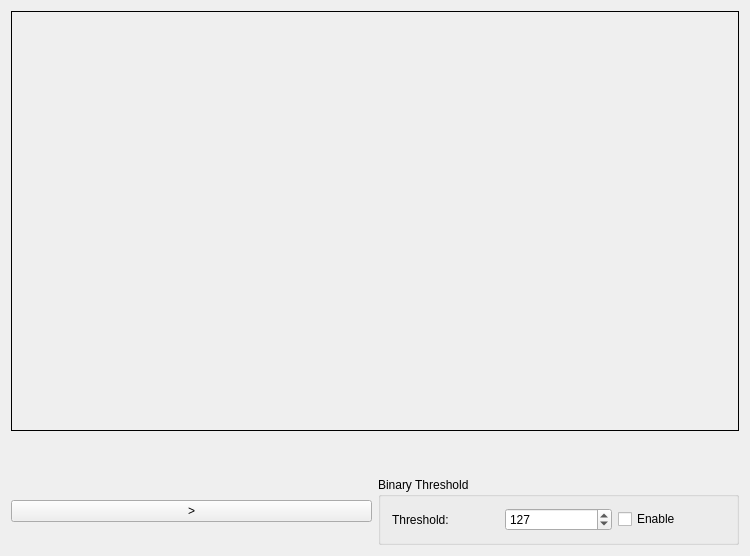
konsim83/QtOpenCV, file ui/qcvwidget.ui: the form before one commit.
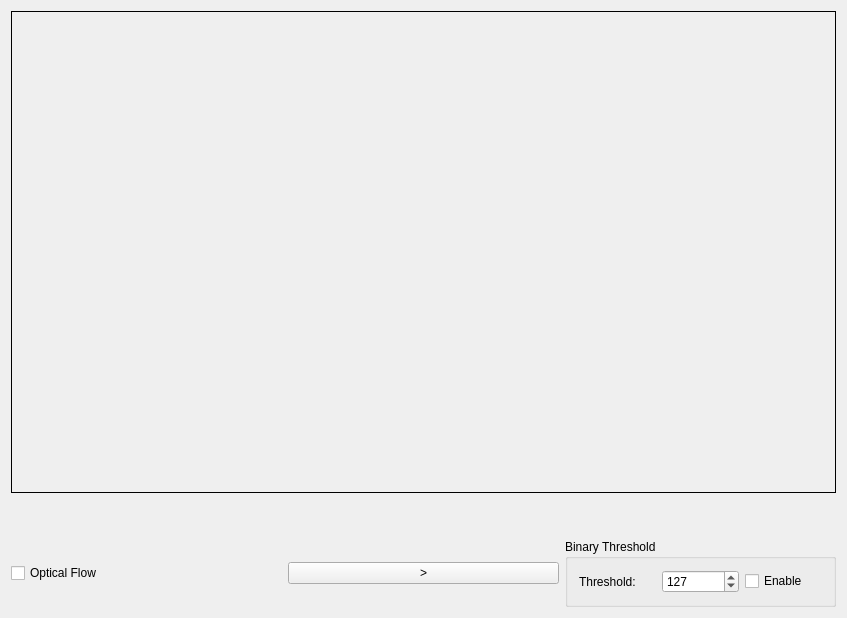
The form after the commit.

Commit message: Added prototypical optical flow method Lucas Kanade.

```diff
--- a/ui/qcvwidget.ui
+++ b/ui/qcvwidget.ui
@@ -6,8 +6,8 @@
    <rect>
     <x>0</x>
     <y>0</y>
-    <width>750</width>
-    <height>556</height>
+    <width>847</width>
+    <height>618</height>
    </rect>
   </property>
   <property name="windowTitle">
@@ -50,6 +50,13 @@
      </item>
      <item>
       <layout class="QHBoxLayout" name="horizontalLayout_2">
+       <item>
+        <widget class="QCheckBox" name="checkBoxEnableOpticalFlow">
+         <property name="text">
+          <string>Optical Flow</string>
+         </property>
+        </widget>
+       </item>
        <item>
         <widget class="QPushButton" name="pushButtonPlay">
          <property name="text">
```
The commit also changes 6 other files.
